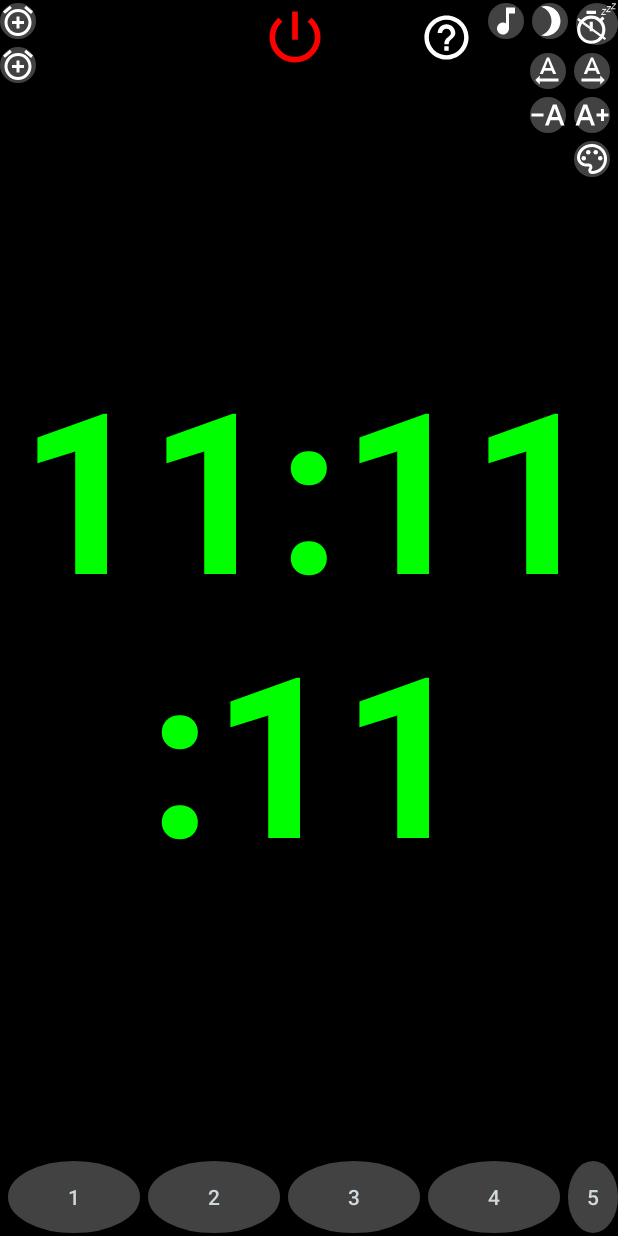
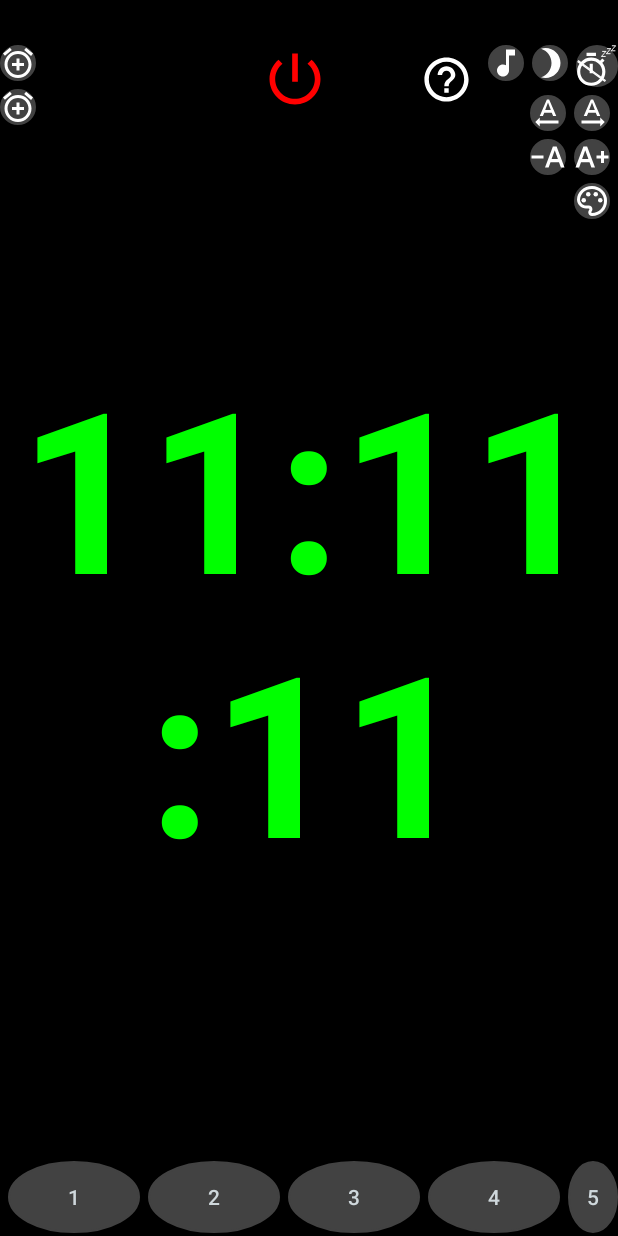
Before and after one commit to ciuc/InternetRadioClock, an Android app: the layout activity_main.xml on its own in the app's theme, with its tools: preview values and no code run, on a phone screen of 412 x 824 dp. Run offline under Robolectric (Android 15) with nearby library versions, the phone set to English and light mode, and no system bars.

Commit message:
fixed layout margin top

```diff
--- a/InternetRadioClock/src/main/res/layout/activity_main.xml
+++ b/InternetRadioClock/src/main/res/layout/activity_main.xml
@@ -48,7 +48,7 @@
             android:id="@+id/mainLayout"
             android:layout_width="match_parent"
             android:layout_height="match_parent"
-            android:layout_marginTop="2dp"
+            android:layout_marginTop="@dimen/margin_top"
             android:layout_marginBottom="2dp"
             android:background="#00FFFFFF"
             android:fitsSystemWindows="true">
```
